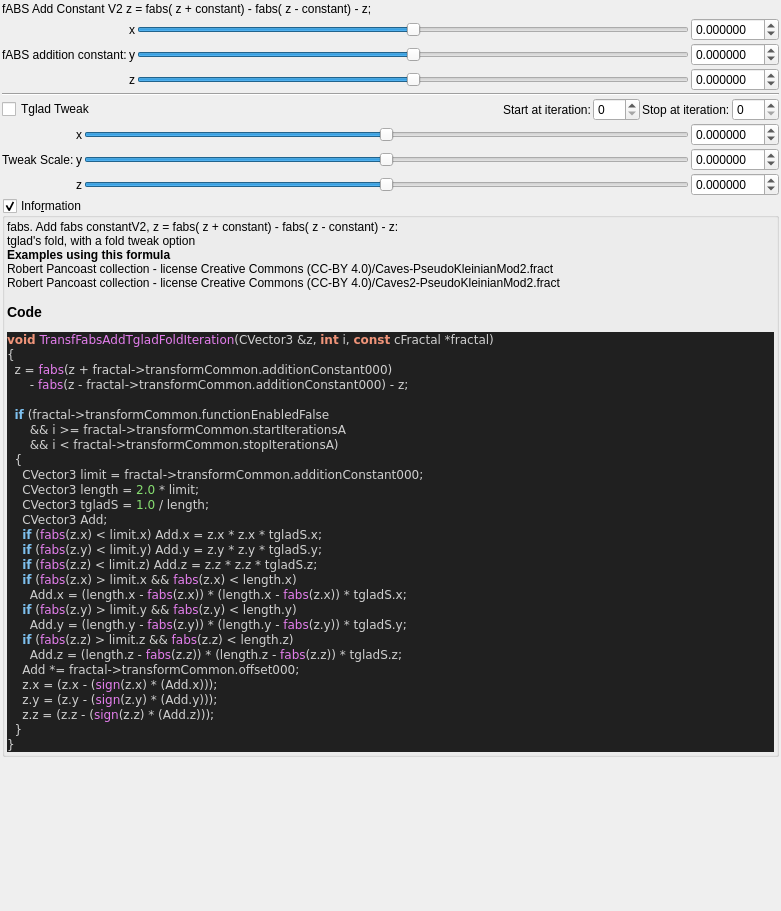
First picture: the form in mandelbulber2/qt_data/fractal_transf_fabs_add_tglad_fold.ui, repository buddhi1980/mandelbulber2, before the edit.
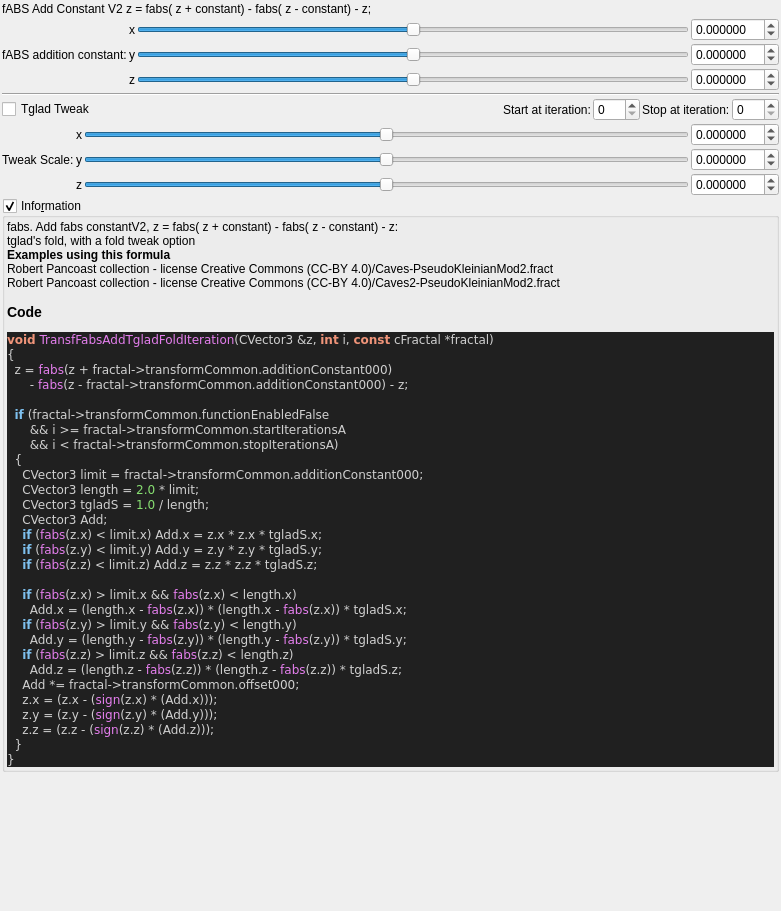
Second picture: the form after the edit. Custom widgets are drawn as their Qt base class.

```diff
--- a/mandelbulber2/qt_data/fractal_transf_fabs_add_tglad_fold.ui
+++ b/mandelbulber2/qt_data/fractal_transf_fabs_add_tglad_fold.ui
@@ -521,6 +521,7 @@
     &lt;span style=&quot;color:#7ec0ee; font-weight:bold&quot;&gt;if&lt;/span&gt; &lt;span style=&quot;color:#d0d0d0&quot;&gt;(&lt;/span&gt;&lt;span style=&quot;color:#e47eed&quot;&gt;fabs&lt;/span&gt;&lt;span style=&quot;color:#d0d0d0&quot;&gt;(&lt;/span&gt;z&lt;span style=&quot;color:#d0d0d0&quot;&gt;.&lt;/span&gt;x&lt;span style=&quot;color:#d0d0d0&quot;&gt;) &amp;lt;&lt;/span&gt; limit&lt;span style=&quot;color:#d0d0d0&quot;&gt;.&lt;/span&gt;x&lt;span style=&quot;color:#d0d0d0&quot;&gt;)&lt;/span&gt; Add&lt;span style=&quot;color:#d0d0d0&quot;&gt;.&lt;/span&gt;x &lt;span style=&quot;color:#d0d0d0&quot;&gt;=&lt;/span&gt; z&lt;span style=&quot;color:#d0d0d0&quot;&gt;.&lt;/span&gt;x &lt;span style=&quot;color:#d0d0d0&quot;&gt;*&lt;/span&gt; z&lt;span style=&quot;color:#d0d0d0&quot;&gt;.&lt;/span&gt;x &lt;span style=&quot;color:#d0d0d0&quot;&gt;*&lt;/span&gt; tgladS&lt;span style=&quot;color:#d0d0d0&quot;&gt;.&lt;/span&gt;x&lt;span style=&quot;color:#d0d0d0&quot;&gt;;&lt;/span&gt;
     &lt;span style=&quot;color:#7ec0ee; font-weight:bold&quot;&gt;if&lt;/span&gt; &lt;span style=&quot;color:#d0d0d0&quot;&gt;(&lt;/span&gt;&lt;span style=&quot;color:#e47eed&quot;&gt;fabs&lt;/span&gt;&lt;span style=&quot;color:#d0d0d0&quot;&gt;(&lt;/span&gt;z&lt;span style=&quot;color:#d0d0d0&quot;&gt;.&lt;/span&gt;y&lt;span style=&quot;color:#d0d0d0&quot;&gt;) &amp;lt;&lt;/span&gt; limit&lt;span style=&quot;color:#d0d0d0&quot;&gt;.&lt;/span&gt;y&lt;span style=&quot;color:#d0d0d0&quot;&gt;)&lt;/span&gt; Add&lt;span style=&quot;color:#d0d0d0&quot;&gt;.&lt;/span&gt;y &lt;span style=&quot;color:#d0d0d0&quot;&gt;=&lt;/span&gt; z&lt;span style=&quot;color:#d0d0d0&quot;&gt;.&lt;/span&gt;y &lt;span style=&quot;color:#d0d0d0&quot;&gt;*&lt;/span&gt; z&lt;span style=&quot;color:#d0d0d0&quot;&gt;.&lt;/span&gt;y &lt;span style=&quot;color:#d0d0d0&quot;&gt;*&lt;/span&gt; tgladS&lt;span style=&quot;color:#d0d0d0&quot;&gt;.&lt;/span&gt;y&lt;span style=&quot;color:#d0d0d0&quot;&gt;;&lt;/span&gt;
     &lt;span style=&quot;color:#7ec0ee; font-weight:bold&quot;&gt;if&lt;/span&gt; &lt;span style=&quot;color:#d0d0d0&quot;&gt;(&lt;/span&gt;&lt;span style=&quot;color:#e47eed&quot;&gt;fabs&lt;/span&gt;&lt;span style=&quot;color:#d0d0d0&quot;&gt;(&lt;/span&gt;z&lt;span style=&quot;color:#d0d0d0&quot;&gt;.&lt;/span&gt;z&lt;span style=&quot;color:#d0d0d0&quot;&gt;) &amp;lt;&lt;/span&gt; limit&lt;span style=&quot;color:#d0d0d0&quot;&gt;.&lt;/span&gt;z&lt;span style=&quot;color:#d0d0d0&quot;&gt;)&lt;/span&gt; Add&lt;span style=&quot;color:#d0d0d0&quot;&gt;.&lt;/span&gt;z &lt;span style=&quot;color:#d0d0d0&quot;&gt;=&lt;/span&gt; z&lt;span style=&quot;color:#d0d0d0&quot;&gt;.&lt;/span&gt;z &lt;span style=&quot;color:#d0d0d0&quot;&gt;*&lt;/span&gt; z&lt;span style=&quot;color:#d0d0d0&quot;&gt;.&lt;/span&gt;z &lt;span style=&quot;color:#d0d0d0&quot;&gt;*&lt;/span&gt; tgladS&lt;span style=&quot;color:#d0d0d0&quot;&gt;.&lt;/span&gt;z&lt;span style=&quot;color:#d0d0d0&quot;&gt;;&lt;/span&gt;
+
     &lt;span style=&quot;color:#7ec0ee; font-weight:bold&quot;&gt;if&lt;/span&gt; &lt;span style=&quot;color:#d0d0d0&quot;&gt;(&lt;/span&gt;&lt;span style=&quot;color:#e47eed&quot;&gt;fabs&lt;/span&gt;&lt;span style=&quot;color:#d0d0d0&quot;&gt;(&lt;/span&gt;z&lt;span style=&quot;color:#d0d0d0&quot;&gt;.&lt;/span&gt;x&lt;span style=&quot;color:#d0d0d0&quot;&gt;) &amp;gt;&lt;/span&gt; limit&lt;span style=&quot;color:#d0d0d0&quot;&gt;.&lt;/span&gt;x &lt;span style=&quot;color:#d0d0d0&quot;&gt;&amp;amp;&amp;amp;&lt;/span&gt; &lt;span style=&quot;color:#e47eed&quot;&gt;fabs&lt;/span&gt;&lt;span style=&quot;color:#d0d0d0&quot;&gt;(&lt;/span&gt;z&lt;span style=&quot;color:#d0d0d0&quot;&gt;.&lt;/span&gt;x&lt;span style=&quot;color:#d0d0d0&quot;&gt;) &amp;lt;&lt;/span&gt; length&lt;span style=&quot;color:#d0d0d0&quot;&gt;.&lt;/span&gt;x&lt;span style=&quot;color:#d0d0d0&quot;&gt;)&lt;/span&gt;
       Add&lt;span style=&quot;color:#d0d0d0&quot;&gt;.&lt;/span&gt;x &lt;span style=&quot;color:#d0d0d0&quot;&gt;= (&lt;/span&gt;length&lt;span style=&quot;color:#d0d0d0&quot;&gt;.&lt;/span&gt;x &lt;span style=&quot;color:#d0d0d0&quot;&gt;-&lt;/span&gt; &lt;span style=&quot;color:#e47eed&quot;&gt;fabs&lt;/span&gt;&lt;span style=&quot;color:#d0d0d0&quot;&gt;(&lt;/span&gt;z&lt;span style=&quot;color:#d0d0d0&quot;&gt;.&lt;/span&gt;x&lt;span style=&quot;color:#d0d0d0&quot;&gt;)) * (&lt;/span&gt;length&lt;span style=&quot;color:#d0d0d0&quot;&gt;.&lt;/span&gt;x &lt;span style=&quot;color:#d0d0d0&quot;&gt;-&lt;/span&gt; &lt;span style=&quot;color:#e47eed&quot;&gt;fabs&lt;/span&gt;&lt;span style=&quot;color:#d0d0d0&quot;&gt;(&lt;/span&gt;z&lt;span style=&quot;color:#d0d0d0&quot;&gt;.&lt;/span&gt;x&lt;span style=&quot;color:#d0d0d0&quot;&gt;)) *&lt;/span&gt; tgladS&lt;span style=&quot;color:#d0d0d0&quot;&gt;.&lt;/span&gt;x&lt;span style=&quot;color:#d0d0d0&quot;&gt;;&lt;/span&gt;
     &lt;span style=&quot;color:#7ec0ee; font-weight:bold&quot;&gt;if&lt;/span&gt; &lt;span style=&quot;color:#d0d0d0&quot;&gt;(&lt;/span&gt;&lt;span style=&quot;color:#e47eed&quot;&gt;fabs&lt;/span&gt;&lt;span style=&quot;color:#d0d0d0&quot;&gt;(&lt;/span&gt;z&lt;span style=&quot;color:#d0d0d0&quot;&gt;.&lt;/span&gt;y&lt;span style=&quot;color:#d0d0d0&quot;&gt;) &amp;gt;&lt;/span&gt; limit&lt;span style=&quot;color:#d0d0d0&quot;&gt;.&lt;/span&gt;y &lt;span style=&quot;color:#d0d0d0&quot;&gt;&amp;amp;&amp;amp;&lt;/span&gt; &lt;span style=&quot;color:#e47eed&quot;&gt;fabs&lt;/span&gt;&lt;span style=&quot;color:#d0d0d0&quot;&gt;(&lt;/span&gt;z&lt;span style=&quot;color:#d0d0d0&quot;&gt;.&lt;/span&gt;y&lt;span style=&quot;color:#d0d0d0&quot;&gt;) &amp;lt;&lt;/span&gt; length&lt;span style=&quot;color:#d0d0d0&quot;&gt;.&lt;/span&gt;y&lt;span style=&quot;color:#d0d0d0&quot;&gt;)&lt;/span&gt;
```
